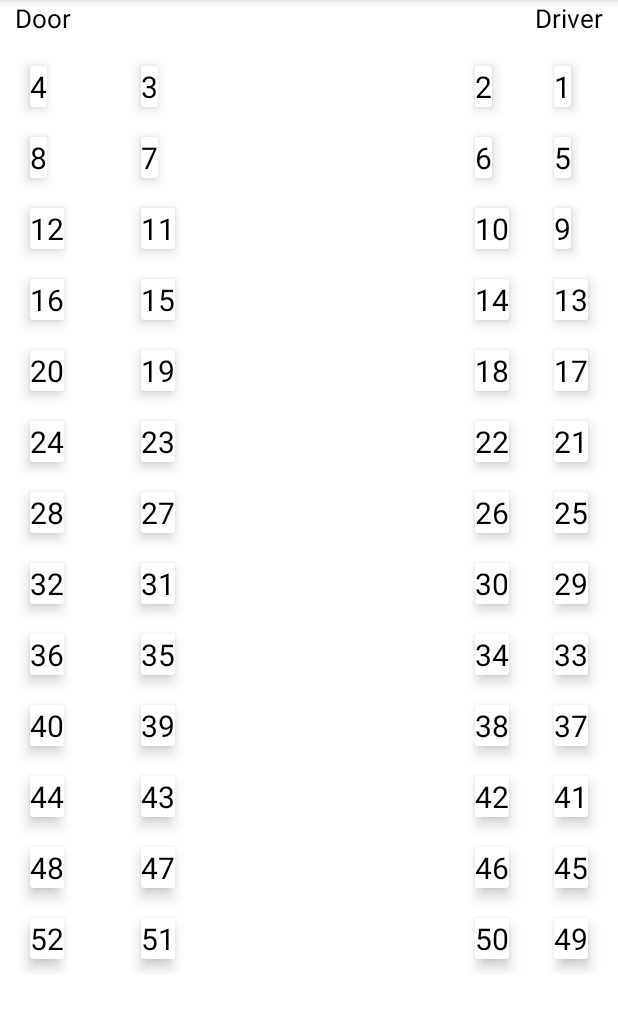
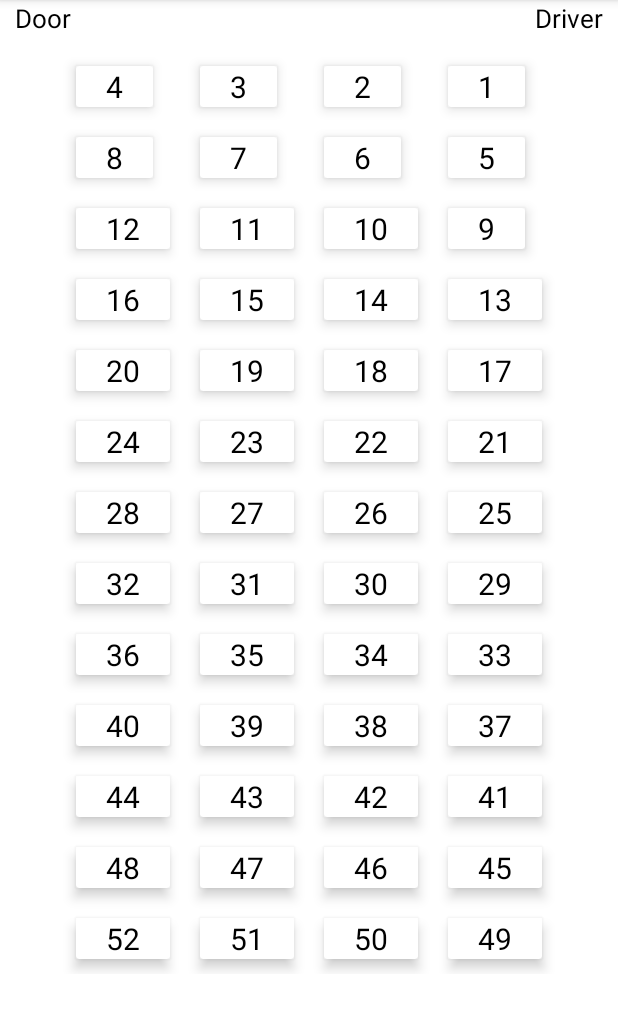
Before and after one commit to zinnia2563/Bus_Seat, an Android app: the screen it shows after launch (MainActivity), on a phone screen of 412 x 824 dp, the part 84-1116 px from its top. Run offline under Robolectric (Android 15) with nearby library versions, the phone set to English and light mode, and no system bars.

```diff
--- a/app/src/main/java/com/example/bus_seat/MainActivity.java
+++ b/app/src/main/java/com/example/bus_seat/MainActivity.java
@@ -1,6 +1,7 @@
 package com.example.bus_seat;
 
 import androidx.appcompat.app.AppCompatActivity;
+import androidx.recyclerview.widget.GridLayoutManager;
 import androidx.recyclerview.widget.LinearLayoutManager;
 import androidx.recyclerview.widget.RecyclerView;
 
@@ -8,9 +9,6 @@ import android.os.Bundle;
 import android.util.Log;
 
 import com.example.bus_seat.adapter.ViewAdapter1;
-import com.example.bus_seat.adapter.ViewAdapter2;
-import com.example.bus_seat.adapter.ViewAdapter3;
-import com.example.bus_seat.adapter.ViewAdapter4;
 
 import org.json.JSONArray;
 import org.json.JSONException;
@@ -26,9 +24,6 @@ import java.util.List;
 public class MainActivity extends AppCompatActivity {
 
     private RecyclerView recyclerView1;
-    private RecyclerView recyclerView2;
-    private RecyclerView recyclerView3;
-    private RecyclerView recyclerView4;
     private List<String> list4 = new ArrayList<>();
     private List<String> list3 = new ArrayList<>();
     private List<String> list1 = new ArrayList<>();
@@ -40,37 +35,17 @@ public class MainActivity extends AppCompatActivity {
         setContentView(R.layout.activity_main);
 
         recyclerView1 = findViewById(R.id.recyclerview1);
-        recyclerView2 = findViewById(R.id.recyclerview2);
-        recyclerView3 = findViewById(R.id.recyclerview3);
-        recyclerView4 = findViewById(R.id.recyclerview4);
 
         addToList();
         ViewAdapter1 viewAdapter1 = new ViewAdapter1(list4);
-        ViewAdapter2 viewAdapter2 = new ViewAdapter2(list3);
-        ViewAdapter3 viewAdapter3 = new ViewAdapter3(list1);
-        ViewAdapter4 viewAdapter4 = new ViewAdapter4(list0);
 
-        LinearLayoutManager linearLayoutManager1 = new LinearLayoutManager(this);
-        LinearLayoutManager linearLayoutManager2 = new LinearLayoutManager(this);
-        LinearLayoutManager linearLayoutManager3 = new LinearLayoutManager(this);
-        LinearLayoutManager linearLayoutManager4 = new LinearLayoutManager(this);
-        recyclerView1.setLayoutManager(linearLayoutManager1);
-        recyclerView2.setLayoutManager(linearLayoutManager2);
-        recyclerView3.setLayoutManager(linearLayoutManager3);
-        recyclerView4.setLayoutManager(linearLayoutManager4);
+        GridLayoutManager gridLayoutManager = new GridLayoutManager(this, 4);
+        recyclerView1.setLayoutManager(gridLayoutManager);
         recyclerView1.setAdapter(viewAdapter1);
-        recyclerView2.setAdapter(viewAdapter2);
-        recyclerView3.setAdapter(viewAdapter3);
-        recyclerView4.setAdapter(viewAdapter4);
     }
 
     private void addToList() {
         try {
-
-            Boolean seat1 = true;
-            Boolean seat2 = true;
-            Boolean seat3 = true;
-            Boolean seat4 = true;
             String jsonDataString = readJSONDataFromFile();
             JSONArray jsonArray = new JSONArray(jsonDataString);
 
@@ -81,16 +56,15 @@ public class MainActivity extends AppCompatActivity {
                 JSONObject b = itemObj.getJSONObject("1");
                 JSONObject c = itemObj.getJSONObject("3");
                 JSONObject d = itemObj.getJSONObject("4");
-                String e = a.getString("n");
-                String f = b.getString("n");
-                String g = c.getString("n");
-                String h = d.getString("n");
+                String h = a.getString("n");
+                String g = b.getString("n");
+                String k = c.getString("n");
+                String j = d.getString("n");
 
                 list4.add(h);
-                list3.add(g);
-                list1.add(f);
-                list0.add(e);
-
+                list4.add(g);
+                list4.add(k);
+                list4.add(j);
             }
 
         } catch (JSONException | IOException e) {
--- a/app/src/main/java/com/example/bus_seat/ResponseClass.java
+++ b/app/src/main/java/com/example/bus_seat/ResponseClass.java
@@ -1,14 +1,13 @@
 package com.example.bus_seat;
+
+import javax.annotation.Generated;
 
 import com.example.bus_seat.json.JsonMember0Class;
 import com.example.bus_seat.json.JsonMember1Class;
 import com.example.bus_seat.json.JsonMember3Class;
 import com.example.bus_seat.json.JsonMember4Class;
 import com.google.gson.annotations.SerializedName;
-
 import java.io.Serializable;
-
-import javax.annotation.Generated;
 
 @Generated("com.robohorse.robopojogenerator")
 public class ResponseClass implements Serializable {
--- a/app/src/main/java/com/example/bus_seat/adapter/ViewAdapter2.java
+++ /dev/null
@@ -1,39 +0,0 @@
-package com.example.bus_seat.adapter;
-
-import android.view.LayoutInflater;
-import android.view.View;
-import android.view.ViewGroup;
-
-import androidx.annotation.NonNull;
-import androidx.recyclerview.widget.RecyclerView;
-
-import com.example.bus_seat.R;
-import com.example.bus_seat.holder.ViewHolder2;
-
-import java.util.List;
-
-public class ViewAdapter2 extends RecyclerView.Adapter<ViewHolder2> {
-    private List<String> objectList;
-
-    public ViewAdapter2(List<String> objectList) {
-        this.objectList = objectList;
-    }
-
-    @NonNull
-    @Override
-    public ViewHolder2 onCreateViewHolder(@NonNull ViewGroup parent, int viewType) {
-        View view = LayoutInflater.from(parent.getContext()).inflate(R.layout.item_layout_2, parent, false);
-        return new ViewHolder2(view);
-    }
-
-    @Override
-    public void onBindViewHolder(@NonNull ViewHolder2 holder, int position) {
-        String s = objectList.get(position);
-        holder.setData(s);
-    }
-
-    @Override
-    public int getItemCount() {
-        return objectList.size();
-    }
-}
--- a/app/src/main/java/com/example/bus_seat/adapter/ViewAdapter3.java
+++ /dev/null
@@ -1,39 +0,0 @@
-package com.example.bus_seat.adapter;
-
-import android.view.LayoutInflater;
-import android.view.View;
-import android.view.ViewGroup;
-
-import androidx.annotation.NonNull;
-import androidx.recyclerview.widget.RecyclerView;
-
-import com.example.bus_seat.R;
-import com.example.bus_seat.holder.ViewHolder3;
-
-import java.util.List;
-
-public class ViewAdapter3 extends RecyclerView.Adapter<ViewHolder3> {
-    private List<String> objectList;
-
-    public ViewAdapter3(List<String> objectList) {
-        this.objectList = objectList;
-    }
-
-    @NonNull
-    @Override
-    public ViewHolder3 onCreateViewHolder(@NonNull ViewGroup parent, int viewType) {
-        View view = LayoutInflater.from(parent.getContext()).inflate(R.layout.item_layout_3, parent, false);
-        return new ViewHolder3(view);
-    }
-
-    @Override
-    public void onBindViewHolder(@NonNull ViewHolder3 holder, int position) {
-        String s = objectList.get(position);
-        holder.setData(s);
-    }
-
-    @Override
-    public int getItemCount() {
-        return objectList.size();
-    }
-}
--- a/app/src/main/java/com/example/bus_seat/adapter/ViewAdapter4.java
+++ /dev/null
@@ -1,40 +0,0 @@
-package com.example.bus_seat.adapter;
-
-import android.view.LayoutInflater;
-import android.view.View;
-import android.view.ViewGroup;
-
-import androidx.annotation.NonNull;
-import androidx.recyclerview.widget.RecyclerView;
-
-import com.example.bus_seat.R;
-import com.example.bus_seat.holder.ViewHolder4;
-
-import java.util.List;
-
-public class ViewAdapter4 extends RecyclerView.Adapter<ViewHolder4> {
-
-    private List<String> objectList;
-
-    public ViewAdapter4(List<String> objectList) {
-        this.objectList = objectList;
-    }
-
-    @NonNull
-    @Override
-    public ViewHolder4 onCreateViewHolder(@NonNull ViewGroup parent, int viewType) {
-        View view = LayoutInflater.from(parent.getContext()).inflate(R.layout.item_layout_4, parent, false);
-        return new ViewHolder4(view);
-    }
-
-    @Override
-    public void onBindViewHolder(@NonNull ViewHolder4 holder, int position) {
-        String s = objectList.get(position);
-        holder.setData(s);
-    }
-
-    @Override
-    public int getItemCount() {
-        return objectList.size();
-    }
-}
--- a/app/src/main/java/com/example/bus_seat/holder/ViewHolder2.java
+++ /dev/null
@@ -1,22 +0,0 @@
-package com.example.bus_seat.holder;
-
-import android.view.View;
-import android.widget.TextView;
-
-import androidx.annotation.NonNull;
-import androidx.recyclerview.widget.RecyclerView;
-
-import com.example.bus_seat.R;
-
-public class ViewHolder2 extends RecyclerView.ViewHolder {
-    private TextView seat;
-
-    public ViewHolder2(@NonNull View itemView) {
-        super(itemView);
-        seat = itemView.findViewById(R.id.seatNumber2);
-    }
-
-    public void setData(String s) {
-        seat.setText(s);
-    }
-}
--- a/app/src/main/java/com/example/bus_seat/holder/ViewHolder3.java
+++ /dev/null
@@ -1,22 +0,0 @@
-package com.example.bus_seat.holder;
-
-import android.view.View;
-import android.widget.TextView;
-
-import androidx.annotation.NonNull;
-import androidx.recyclerview.widget.RecyclerView;
-
-import com.example.bus_seat.R;
-
-public class ViewHolder3 extends RecyclerView.ViewHolder {
-    private TextView seat;
-
-    public ViewHolder3(@NonNull View itemView) {
-        super(itemView);
-        seat = itemView.findViewById(R.id.seatNumber3);
-    }
-
-    public void setData(String s) {
-        seat.setText(s);
-    }
-}
--- a/app/src/main/java/com/example/bus_seat/holder/ViewHolder4.java
+++ /dev/null
@@ -1,22 +0,0 @@
-package com.example.bus_seat.holder;
-
-import android.view.View;
-import android.widget.TextView;
-
-import androidx.annotation.NonNull;
-import androidx.recyclerview.widget.RecyclerView;
-
-import com.example.bus_seat.R;
-
-public class ViewHolder4 extends RecyclerView.ViewHolder {
-    private TextView seat;
-
-    public ViewHolder4(@NonNull View itemView) {
-        super(itemView);
-        seat = itemView.findViewById(R.id.seatNumber4);
-    }
-
-    public void setData(String s) {
-        seat.setText(s);
-    }
-}
--- a/app/src/main/res/layout/activity_main.xml
+++ b/app/src/main/res/layout/activity_main.xml
@@ -6,12 +6,11 @@
     android:layout_height="match_parent"
     tools:context=".MainActivity">
 
-
     <TextView
         android:layout_width="wrap_content"
         android:layout_height="wrap_content"
         android:layout_marginEnd="10dp"
-        android:text="@string/driver"
+        android:text="Driver"
         android:textColor="@color/black"
         android:textSize="17sp"
         app:layout_constraintEnd_toEndOf="parent"
@@ -22,42 +21,20 @@
         android:layout_width="wrap_content"
         android:layout_height="wrap_content"
         android:layout_marginStart="10dp"
-        android:text="@string/door"
+        android:text="Door"
         android:textColor="@color/black"
         android:textSize="17sp"
         app:layout_constraintStart_toStartOf="parent"
         app:layout_constraintTop_toTopOf="parent" />
+
+
     <androidx.recyclerview.widget.RecyclerView
         android:id="@+id/recyclerview1"
         android:layout_width="wrap_content"
         android:layout_height="wrap_content"
         android:layout_margin="10dp"
         app:layout_constraintEnd_toEndOf="parent"
+        app:layout_constraintStart_toStartOf="parent"
         app:layout_constraintTop_toBottomOf="@id/tvDoor" />
 
-    <androidx.recyclerview.widget.RecyclerView
-        android:id="@+id/recyclerview2"
-        android:layout_width="wrap_content"
-        android:layout_height="wrap_content"
-        android:layout_margin="10dp"
-        app:layout_constraintEnd_toStartOf="@id/recyclerview1"
-        app:layout_constraintTop_toBottomOf="@id/tvDoor" />
-
-
-    <androidx.recyclerview.widget.RecyclerView
-        android:id="@+id/recyclerview3"
-        android:layout_width="wrap_content"
-        android:layout_height="wrap_content"
-        android:layout_marginTop="10dp"
-        android:layout_marginEnd="180dp"
-        app:layout_constraintEnd_toStartOf="@id/recyclerview2"
-        app:layout_constraintTop_toBottomOf="@id/tvDoor" />
-
-    <androidx.recyclerview.widget.RecyclerView
-        android:id="@+id/recyclerview4"
-        android:layout_width="wrap_content"
-        android:layout_height="wrap_content"
-        android:layout_margin="10dp"
-        app:layout_constraintStart_toStartOf="parent"
-        app:layout_constraintTop_toBottomOf="@id/tvDoor" />
 </androidx.constraintlayout.widget.ConstraintLayout>
--- a/app/src/main/res/layout/item_layout_1.xml
+++ b/app/src/main/res/layout/item_layout_1.xml
@@ -9,6 +9,8 @@
     <TextView
         android:id="@+id/seatNumber1"
         android:layout_width="wrap_content"
+        android:layout_marginStart="20dp"
+        android:layout_marginEnd="20dp"
         android:layout_height="wrap_content"
         android:textColor="@color/black"
         android:textSize="20sp" />
--- a/app/src/main/res/layout/item_layout_2.xml
+++ /dev/null
@@ -1,16 +0,0 @@
-<?xml version="1.0" encoding="utf-8"?>
-<androidx.cardview.widget.CardView xmlns:android="http://schemas.android.com/apk/res/android"
-    xmlns:app="http://schemas.android.com/apk/res-auto"
-    android:layout_width="wrap_content"
-    android:layout_height="wrap_content"
-    android:layout_margin="10dp"
-    app:cardElevation="5dp">
-
-    <TextView
-        android:id="@+id/seatNumber2"
-        android:layout_width="wrap_content"
-        android:layout_height="wrap_content"
-        android:textColor="@color/black"
-        android:textSize="20sp" />
-
-</androidx.cardview.widget.CardView>
--- a/app/src/main/res/layout/item_layout_3.xml
+++ /dev/null
@@ -1,16 +0,0 @@
-<?xml version="1.0" encoding="utf-8"?>
-<androidx.cardview.widget.CardView xmlns:android="http://schemas.android.com/apk/res/android"
-    xmlns:app="http://schemas.android.com/apk/res-auto"
-    android:layout_width="wrap_content"
-    android:layout_height="wrap_content"
-    android:layout_margin="10dp"
-    app:cardElevation="5dp">
-
-    <TextView
-        android:id="@+id/seatNumber3"
-        android:layout_width="wrap_content"
-        android:layout_height="wrap_content"
-        android:textColor="@color/black"
-        android:textSize="20sp" />
-
-</androidx.cardview.widget.CardView>
--- a/app/src/main/res/layout/item_layout_4.xml
+++ /dev/null
@@ -1,16 +0,0 @@
-<?xml version="1.0" encoding="utf-8"?>
-<androidx.cardview.widget.CardView xmlns:android="http://schemas.android.com/apk/res/android"
-    xmlns:app="http://schemas.android.com/apk/res-auto"
-    android:layout_width="wrap_content"
-    android:layout_height="wrap_content"
-    android:layout_margin="10dp"
-    app:cardElevation="5dp">
-
-    <TextView
-        android:id="@+id/seatNumber4"
-        android:layout_width="wrap_content"
-        android:layout_height="wrap_content"
-        android:textColor="@color/black"
-        android:textSize="20sp" />
-
-</androidx.cardview.widget.CardView>
```
Lines whose indentation alone changed are shown as unchanged.
